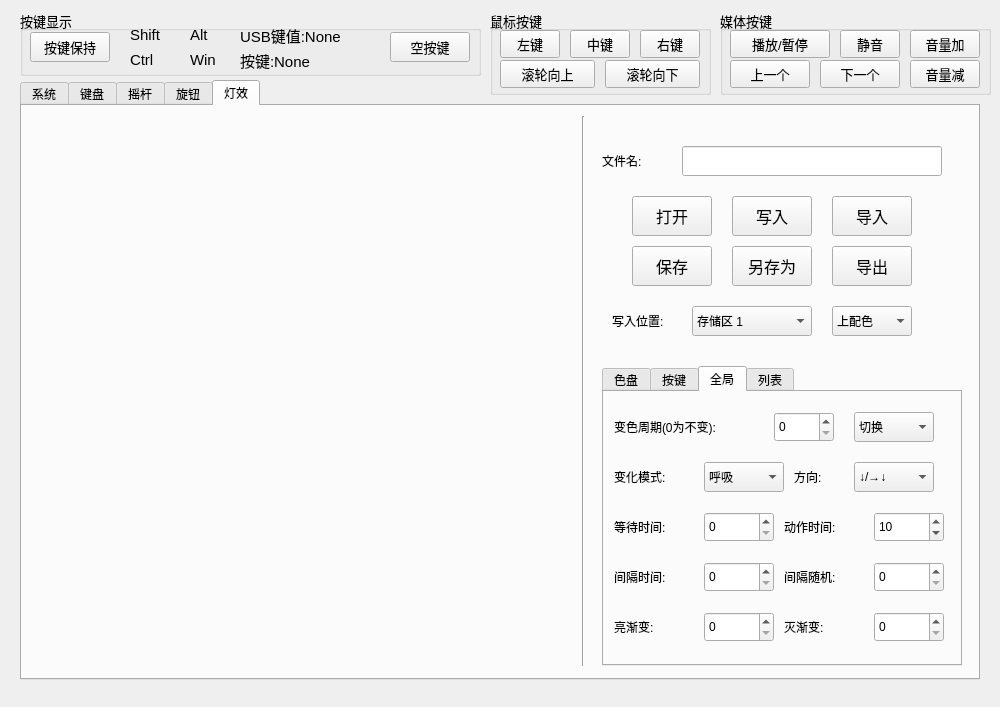
Above: widget.ui from mad0coding/Ethane-XVI-QT before the change. Below: the same form after it.
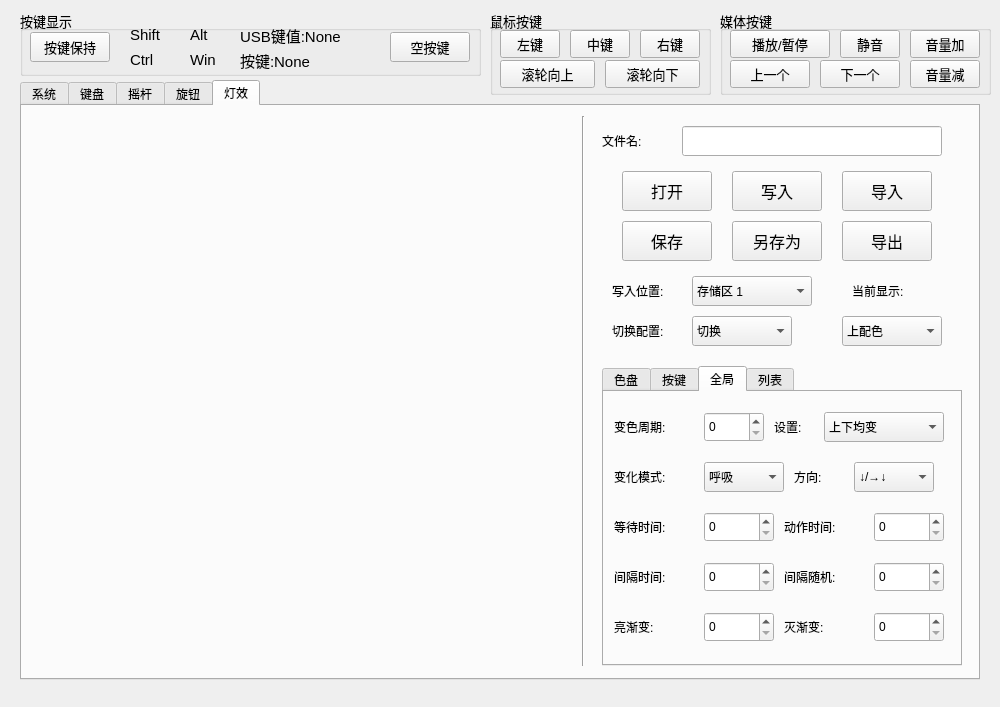
That is the form after the change. The open tabs and pages were chosen to show the change.

Commit message: 变色作用于上下配色可选-0127

Diff of the .ui file:
```diff
--- a/widget.ui
+++ b/widget.ui
@@ -3978,7 +3978,7 @@
      <property name="geometry">
       <rect>
        <x>660</x>
-       <y>40</y>
+       <y>20</y>
        <width>260</width>
        <height>30</height>
       </rect>
@@ -4001,9 +4001,9 @@
     <widget class="QComboBox" name="cBox_color_updown">
      <property name="geometry">
       <rect>
-       <x>810</x>
-       <y>200</y>
-       <width>80</width>
+       <x>820</x>
+       <y>210</y>
+       <width>100</width>
        <height>30</height>
       </rect>
      </property>
@@ -4872,7 +4872,7 @@
         <rect>
          <x>10</x>
          <y>20</y>
-         <width>150</width>
+         <width>100</width>
          <height>30</height>
         </rect>
        </property>
@@ -4880,7 +4880,7 @@
         <enum>Qt::NoFocus</enum>
        </property>
        <property name="text">
-        <string>变色周期(0为不变):</string>
+        <string>变色周期:</string>
        </property>
       </widget>
       <widget class="QComboBox" name="cBox_wave_light">
@@ -4999,7 +4999,7 @@
         <number>10000</number>
        </property>
        <property name="value">
-        <number>10</number>
+        <number>0</number>
        </property>
       </widget>
       <widget class="QSpinBox" name="sBox_color_t_gap">
@@ -5160,7 +5160,7 @@
       <widget class="QSpinBox" name="sBox_colorful_light">
        <property name="geometry">
         <rect>
-         <x>170</x>
+         <x>100</x>
          <y>20</y>
          <width>60</width>
          <height>30</height>
@@ -5179,29 +5179,6 @@
         <number>0</number>
        </property>
       </widget>
-      <widget class="QComboBox" name="cBox_mono_light">
-       <property name="geometry">
-        <rect>
-         <x>250</x>
-         <y>20</y>
-         <width>80</width>
-         <height>30</height>
-        </rect>
-       </property>
-       <property name="focusPolicy">
-        <enum>Qt::NoFocus</enum>
-       </property>
-       <item>
-        <property name="text">
-         <string>切换</string>
-        </property>
-       </item>
-       <item>
-        <property name="text">
-         <string>不切换</string>
-        </property>
-       </item>
-      </widget>
       <widget class="QSpinBox" name="sBox_color_t_rand">
        <property name="geometry">
         <rect>
@@ -5278,6 +5255,78 @@
         <number>0</number>
        </property>
       </widget>
+      <widget class="QComboBox" name="cBox_color_s_light">
+       <property name="geometry">
+        <rect>
+         <x>220</x>
+         <y>20</y>
+         <width>120</width>
+         <height>30</height>
+        </rect>
+       </property>
+       <property name="focusPolicy">
+        <enum>Qt::NoFocus</enum>
+       </property>
+       <property name="currentIndex">
+        <number>3</number>
+       </property>
+       <item>
+        <property name="text">
+         <string>不变色</string>
+        </property>
+       </item>
+       <item>
+        <property name="text">
+         <string>上配色变</string>
+        </property>
+       </item>
+       <item>
+        <property name="text">
+         <string>下配色变</string>
+        </property>
+       </item>
+       <item>
+        <property name="text">
+         <string>上下均变</string>
+        </property>
+       </item>
+      </widget>
+      <widget class="QLabel" name="label_75">
+       <property name="geometry">
+        <rect>
+         <x>170</x>
+         <y>20</y>
+         <width>100</width>
+         <height>30</height>
+        </rect>
+       </property>
+       <property name="focusPolicy">
+        <enum>Qt::NoFocus</enum>
+       </property>
+       <property name="text">
+        <string>设置:</string>
+       </property>
+      </widget>
+      <zorder>label_51</zorder>
+      <zorder>label_52</zorder>
+      <zorder>cBox_wave_light</zorder>
+      <zorder>sBox_color_g_on</zorder>
+      <zorder>sBox_color_g_off</zorder>
+      <zorder>sBox_color_t_act</zorder>
+      <zorder>sBox_color_t_gap</zorder>
+      <zorder>label_56</zorder>
+      <zorder>label_57</zorder>
+      <zorder>label_58</zorder>
+      <zorder>label_59</zorder>
+      <zorder>label_60</zorder>
+      <zorder>cBox_dir_light</zorder>
+      <zorder>sBox_color_t_light</zorder>
+      <zorder>sBox_color_t_rand</zorder>
+      <zorder>label_71</zorder>
+      <zorder>label_72</zorder>
+      <zorder>sBox_color_t_wait</zorder>
+      <zorder>label_75</zorder>
+      <zorder>cBox_color_s_light</zorder>
      </widget>
      <widget class="QWidget" name="tab_4">
       <attribute name="title">
@@ -5754,8 +5803,8 @@
      <property name="geometry">
       <rect>
        <x>710</x>
-       <y>90</y>
-       <width>80</width>
+       <y>65</y>
+       <width>90</width>
        <height>40</height>
       </rect>
      </property>
@@ -5774,9 +5823,9 @@
     <widget class="QPushButton" name="Bt_save_color">
      <property name="geometry">
       <rect>
-       <x>610</x>
-       <y>140</y>
-       <width>80</width>
+       <x>600</x>
+       <y>115</y>
+       <width>90</width>
        <height>40</height>
       </rect>
      </property>
@@ -5796,8 +5845,8 @@
      <property name="geometry">
       <rect>
        <x>710</x>
-       <y>140</y>
-       <width>80</width>
+       <y>115</y>
+       <width>90</width>
        <height>40</height>
       </rect>
      </property>
@@ -5816,9 +5865,9 @@
     <widget class="QPushButton" name="Bt_open_color">
      <property name="geometry">
       <rect>
-       <x>610</x>
-       <y>90</y>
-       <width>80</width>
+       <x>600</x>
+       <y>65</y>
+       <width>90</width>
        <height>40</height>
       </rect>
      </property>
@@ -5837,9 +5886,9 @@
     <widget class="QPushButton" name="Bt_import_color">
      <property name="geometry">
       <rect>
-       <x>810</x>
-       <y>90</y>
-       <width>80</width>
+       <x>820</x>
+       <y>65</y>
+       <width>90</width>
        <height>40</height>
       </rect>
      </property>
@@ -5858,9 +5907,9 @@
     <widget class="QPushButton" name="Bt_export_color">
      <property name="geometry">
       <rect>
-       <x>810</x>
-       <y>140</y>
-       <width>80</width>
+       <x>820</x>
+       <y>115</y>
+       <width>90</width>
        <height>40</height>
       </rect>
      </property>
@@ -5880,7 +5929,7 @@
      <property name="geometry">
       <rect>
        <x>580</x>
-       <y>40</y>
+       <y>20</y>
        <width>60</width>
        <height>30</height>
       </rect>
@@ -5896,7 +5945,7 @@
      <property name="geometry">
       <rect>
        <x>670</x>
-       <y>200</y>
+       <y>170</y>
        <width>120</width>
        <height>30</height>
       </rect>
@@ -5949,7 +5998,7 @@
      <property name="geometry">
       <rect>
        <x>590</x>
-       <y>200</y>
+       <y>170</y>
        <width>80</width>
        <height>30</height>
       </rect>
@@ -5961,6 +6010,61 @@
       <string>写入位置:</string>
      </property>
     </widget>
+    <widget class="QComboBox" name="cBox_mono_light">
+     <property name="geometry">
+      <rect>
+       <x>670</x>
+       <y>210</y>
+       <width>100</width>
+       <height>30</height>
+      </rect>
+     </property>
+     <property name="focusPolicy">
+      <enum>Qt::NoFocus</enum>
+     </property>
+     <item>
+      <property name="text">
+       <string>切换</string>
+      </property>
+     </item>
+     <item>
+      <property name="text">
+       <string>不切换</string>
+      </property>
+     </item>
+    </widget>
+    <widget class="QLabel" name="label_73">
+     <property name="geometry">
+      <rect>
+       <x>590</x>
+       <y>210</y>
+       <width>80</width>
+       <height>30</height>
+      </rect>
+     </property>
+     <property name="focusPolicy">
+      <enum>Qt::NoFocus</enum>
+     </property>
+     <property name="text">
+      <string>切换配置:</string>
+     </property>
+    </widget>
+    <widget class="QLabel" name="label_74">
+     <property name="geometry">
+      <rect>
+       <x>830</x>
+       <y>170</y>
+       <width>80</width>
+       <height>30</height>
+      </rect>
+     </property>
+     <property name="focusPolicy">
+      <enum>Qt::NoFocus</enum>
+     </property>
+     <property name="text">
+      <string>当前显示:</string>
+     </property>
+    </widget>
     <zorder>tabWidget_light</zorder>
     <zorder>line_4</zorder>
     <zorder>lineEdit_fileName_light</zorder>
```
Left out of the diff: 5 changed lines with no effect on the pictures. The commit also changes 7 other files.
